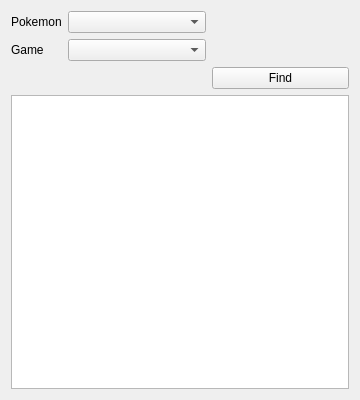
Admiral-Fish/PokeFinder, file Forms/Util/EncounterLookup.ui: the form before one commit.
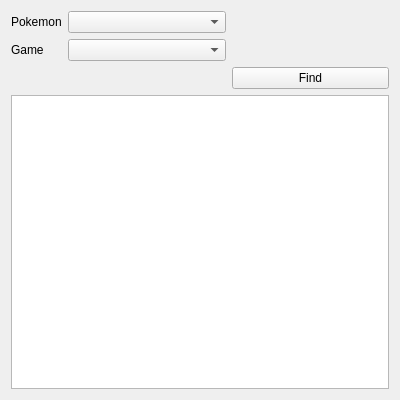
The form after the commit.

Commit message:
Finish encounter lookup
Maybe look into making gen 4 a little prettier

The edit to the form file:
```diff
--- a/Forms/Util/EncounterLookup.ui
+++ b/Forms/Util/EncounterLookup.ui
@@ -6,19 +6,19 @@
    <rect>
     <x>0</x>
     <y>0</y>
-    <width>360</width>
+    <width>400</width>
     <height>400</height>
    </rect>
   </property>
   <property name="minimumSize">
    <size>
-    <width>360</width>
+    <width>400</width>
     <height>400</height>
    </size>
   </property>
   <property name="maximumSize">
    <size>
-    <width>360</width>
+    <width>400</width>
     <height>400</height>
    </size>
   </property>
```
The commit also changes 4 other files.
